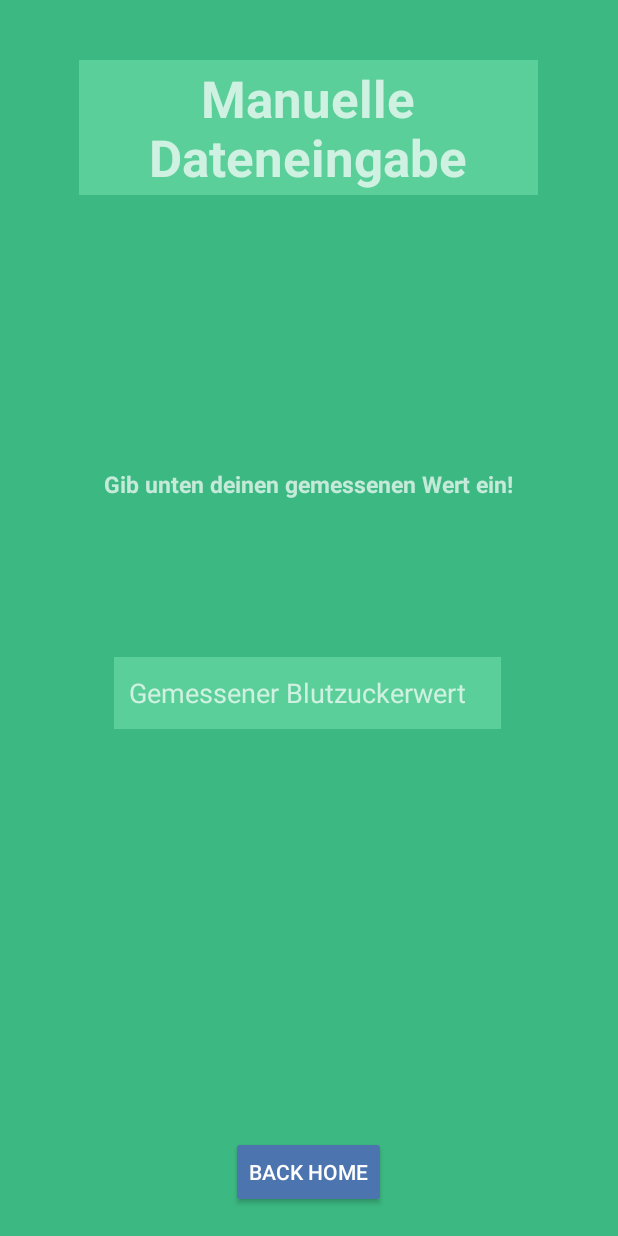
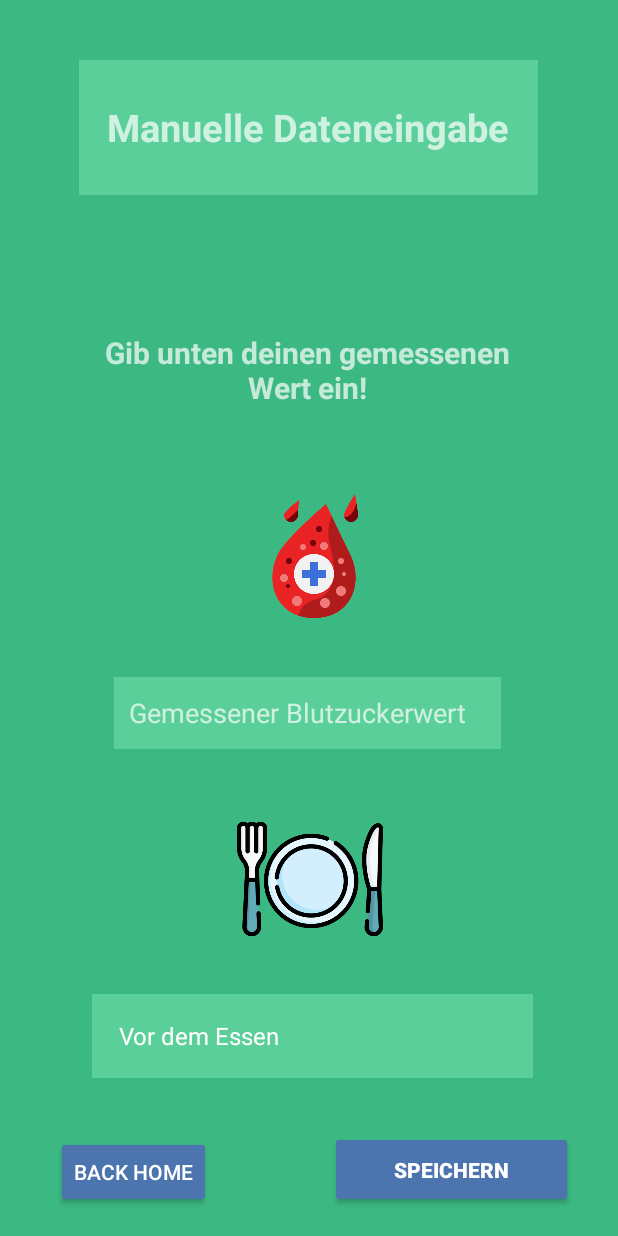
Before and after one commit to KathrinKollegger/Gluko-Smart-App, an Android app: the WerteEingabe screen opened directly, with no data from a screen before it, on a phone screen of 412 x 824 dp. Run offline under Robolectric (Android 15) with nearby library versions, the phone set to English and light mode, and no system bars.

Commit message:
Werte eingabe Layout optimiert und speicher Button eingefügt

```diff
--- a/app/src/main/java/com/example/gluko_smart/WerteEingabe.java
+++ b/app/src/main/java/com/example/gluko_smart/WerteEingabe.java
@@ -5,19 +5,30 @@ import android.app.Activity;
 import android.content.Intent;
 import android.os.Bundle;
 import android.view.View;
+import android.widget.AdapterView;
+import android.widget.ArrayAdapter;
 import android.widget.Button;
+
+import androidx.appcompat.widget.AppCompatSpinner;
+
+import java.util.ArrayList;
+import java.util.List;
 
 public class WerteEingabe extends Activity {
 
     Button button_homeVerlauf;
+    AppCompatSpinner ed_infoessen;
+    private String selectedEssen;
 
 
+    @SuppressLint("MissingInflatedId")
     @Override
     protected void onCreate(Bundle savedInstanceState) {
         super.onCreate(savedInstanceState);
         setContentView(R.layout.activity_werte_eingabe);
 
         button_homeVerlauf = (Button) findViewById(R.id.button_homeVerlauf);
+        ed_infoessen = (AppCompatSpinner) findViewById(R.id.ed_infoessen);
 
         button_homeVerlauf.setOnClickListener(new View.OnClickListener() {
             @Override
@@ -26,4 +37,37 @@ public class WerteEingabe extends Activity {
                 startActivity(intent7);
             }
         });
-    }}
+
+        setupSpinner();
+    }
+    private void setupSpinner() {
+        List<String> categories = new ArrayList<String>();
+        categories.add("Vor dem Essen");
+        categories.add("Nach dem Essen");
+
+        ArrayAdapter<String> dataAdapter = new ArrayAdapter<String>(this, android.R.layout.simple_spinner_item, categories);
+        dataAdapter.setDropDownViewResource(android.R.layout.simple_spinner_dropdown_item);
+        ed_infoessen.setAdapter(dataAdapter);
+
+        ed_infoessen.setSelection(0);
+        selectedEssen="Vor dem Essen";
+        ed_infoessen.setOnItemSelectedListener(new AdapterView.OnItemSelectedListener() {
+            /**
+             * Methode wenn Geschlecht gewählt wurde. Änderung des Begriffs in der View.
+             */
+            @Override
+            public void onItemSelected(AdapterView<?> adapterView, View view, int position, long l) {
+                selectedEssen=adapterView.getItemAtPosition(position).toString();
+            }
+            /**
+             * Methode wenn kein Geschlecht gewählt wurde.
+             * Die View bleibt so wie sie ist.
+             */
+            @Override
+            public void onNothingSelected(AdapterView<?> adapterView) {
+
+            }
+        });
+    }
+
+}
--- a/app/src/main/res/layout/activity_werte_eingabe.xml
+++ b/app/src/main/res/layout/activity_werte_eingabe.xml
@@ -19,6 +19,7 @@
         android:text="Manuelle Dateneingabe"
         android:textAppearance="@style/TextAppearance.AppCompat.Display1"
         android:textStyle="bold"
+        android:textSize="25dp"
         android:visibility="visible"
         app:layout_constraintEnd_toEndOf="parent"
         app:layout_constraintHorizontal_bias="0.489"
@@ -36,14 +37,14 @@
         android:layout_marginEnd="55dp"
         android:gravity="center"
         android:text="Gib unten deinen gemessenen Wert ein!"
-        android:textSize="15dp"
+        android:textSize="20dp"
         android:textStyle="bold"
         app:layout_constraintBottom_toBottomOf="parent"
         app:layout_constraintEnd_toEndOf="parent"
-        app:layout_constraintHorizontal_bias="1.0"
+        app:layout_constraintHorizontal_bias="0.0"
         app:layout_constraintStart_toStartOf="parent"
         app:layout_constraintTop_toBottomOf="@+id/manuelleEingabe2"
-        app:layout_constraintVertical_bias="0.143" />
+        app:layout_constraintVertical_bias="0.0" />
 
     <EditText
         android:id="@+id/eingabe_Blutzuckerwert"
@@ -62,7 +63,28 @@
         app:layout_constraintHorizontal_bias="0.492"
         app:layout_constraintStart_toStartOf="parent"
         app:layout_constraintTop_toTopOf="parent"
-        app:layout_constraintVertical_bias="0.566" />
+        app:layout_constraintVertical_bias="0.584" />
+
+    <androidx.appcompat.widget.AppCompatSpinner
+        android:id="@+id/ed_infoessen"
+        android:layout_width="294dp"
+        android:layout_height="56dp"
+        android:layout_margin="10dp"
+        android:layout_marginStart="10dp"
+        android:layout_marginTop="55dp"
+        android:layout_marginEnd="16dp"
+        android:layout_marginBottom="168dp"
+        android:background="#5BCF99"
+        android:gravity="center"
+        android:hint="Vor- oder nach dem Essen gemessen?"
+        android:padding="10dp"
+        app:layout_constraintBottom_toTopOf="@+id/button_homeVerlauf"
+        app:layout_constraintEnd_toEndOf="parent"
+        app:layout_constraintHorizontal_bias="0.527"
+        app:layout_constraintStart_toStartOf="parent"
+        app:layout_constraintTop_toBottomOf="@+id/eingabe_Blutzuckerwert"
+        app:layout_constraintVertical_bias="0.842"
+        tools:ignore="SpeakableTextPresentCheck" />
 
     <Button
         android:id="@+id/button_homeVerlauf"
@@ -72,10 +94,54 @@
         android:text="Back Home"
         app:layout_constraintBottom_toBottomOf="parent"
         app:layout_constraintEnd_toEndOf="parent"
-    app:layout_constraintHorizontal_bias="0.498"
+        app:layout_constraintHorizontal_bias="0.12"
         app:layout_constraintStart_toStartOf="parent"
         app:layout_constraintTop_toTopOf="parent"
         app:layout_constraintVertical_bias="0.976" />
 
+    <ImageView
+        android:id="@+id/imageView_bluttropfen"
+        android:layout_width="109dp"
+        android:layout_height="85dp"
+        android:layout_marginStart="154dp"
+        android:layout_marginTop="9dp"
+        android:layout_marginEnd="148dp"
+        android:layout_marginBottom="11dp"
+        app:layout_constraintBottom_toTopOf="@+id/eingabe_Blutzuckerwert"
+        app:layout_constraintEnd_toEndOf="parent"
+        app:layout_constraintStart_toStartOf="parent"
+        app:layout_constraintTop_toBottomOf="@+id/textEingabe1"
+        app:srcCompat="@drawable/bluttropfen"
+        android:src ="@drawable/bluttropfen"/>
+
+    <ImageView
+        android:id="@+id/imageView_mahlzeit"
+        android:layout_width="109dp"
+        android:layout_height="97dp"
+        android:layout_marginStart="152dp"
+        android:layout_marginTop="23dp"
+        android:layout_marginEnd="151dp"
+        android:layout_marginBottom="13dp"
+        app:layout_constraintBottom_toTopOf="@+id/ed_infoessen"
+        app:layout_constraintEnd_toEndOf="parent"
+        app:layout_constraintStart_toStartOf="parent"
+        app:layout_constraintTop_toBottomOf="@+id/eingabe_Blutzuckerwert"
+        app:srcCompat="@drawable/mahlzeit"
+        android:src="@drawable/mahlzeit"/>
+
+    <Button
+        android:id="@+id/button_speichern1"
+        android:layout_width="162dp"
+        android:layout_height="51dp"
+        android:backgroundTint="#4C74AF"
+        android:text="Speichern"
+        app:layout_constraintBottom_toBottomOf="parent"
+        app:layout_constraintEnd_toEndOf="parent"
+        app:layout_constraintHorizontal_bias="0.879"
+        app:layout_constraintStart_toStartOf="parent"
+        app:layout_constraintTop_toTopOf="parent"
+        app:layout_constraintVertical_bias="0.976"
+        android:textStyle="bold"/>
+
 
 </androidx.constraintlayout.widget.ConstraintLayout>
```
Also changed, not shown: app/src/main/res/drawable-v24/mahlzeit.png (added). Lines whose indentation alone changed are shown as unchanged.
